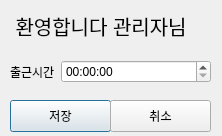
Before: the Qt Designer form UIs/Admin.ui in Ksanbal/GotoWork_PC, drawn with Qt 5.
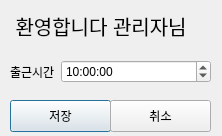
After: the same form once the commit is applied.

Commit message: Admin UI의 timeEdit 시간을 변경하였습니다.

```diff
--- a/UIs/Admin.ui
+++ b/UIs/Admin.ui
@@ -50,7 +50,15 @@
    </property>
    <layout class="QFormLayout" name="formLayout">
     <item row="0" column="1">
-     <widget class="QTimeEdit" name="timeEdit"/>
+     <widget class="QTimeEdit" name="timeEdit">
+      <property name="time">
+       <time>
+        <hour>10</hour>
+        <minute>0</minute>
+        <second>0</second>
+       </time>
+      </property>
+     </widget>
     </item>
     <item row="0" column="0">
      <widget class="QLabel" name="label">
```
